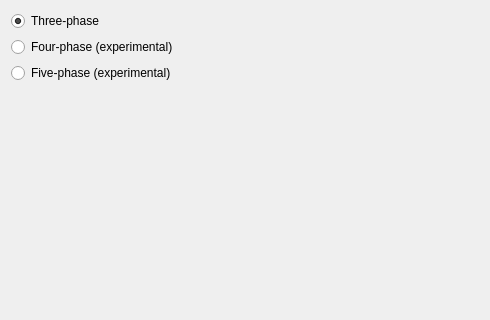
diglet48/restim, file designer/device_wizard/type_select.ui: the form before one commit; both pictures show x 0 to 490 and y 0 to 320 of the 490 by 477 pixel window.
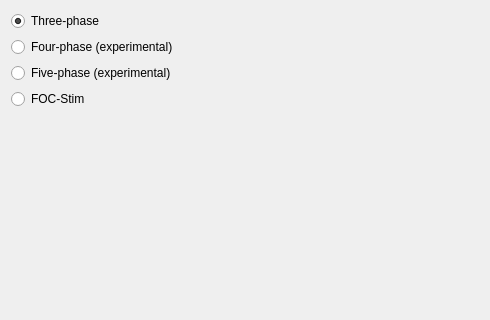
The form after the commit.

Commit message: Add support for FOC-Stim

Patch:
```diff
--- a/designer/device_wizard/type_select.ui
+++ b/designer/device_wizard/type_select.ui
@@ -41,7 +41,7 @@
      </property>
     </widget>
    </item>
-   <item row="3" column="0">
+   <item row="4" column="0">
     <spacer name="verticalSpacer">
      <property name="orientation">
       <enum>Qt::Vertical</enum>
@@ -54,6 +54,13 @@
      </property>
     </spacer>
    </item>
+   <item row="3" column="0">
+    <widget class="QRadioButton" name="focstim_radio">
+     <property name="text">
+      <string>FOC-Stim</string>
+     </property>
+    </widget>
+   </item>
   </layout>
  </widget>
  <resources/>
```
The commit also changes 27 other files.
